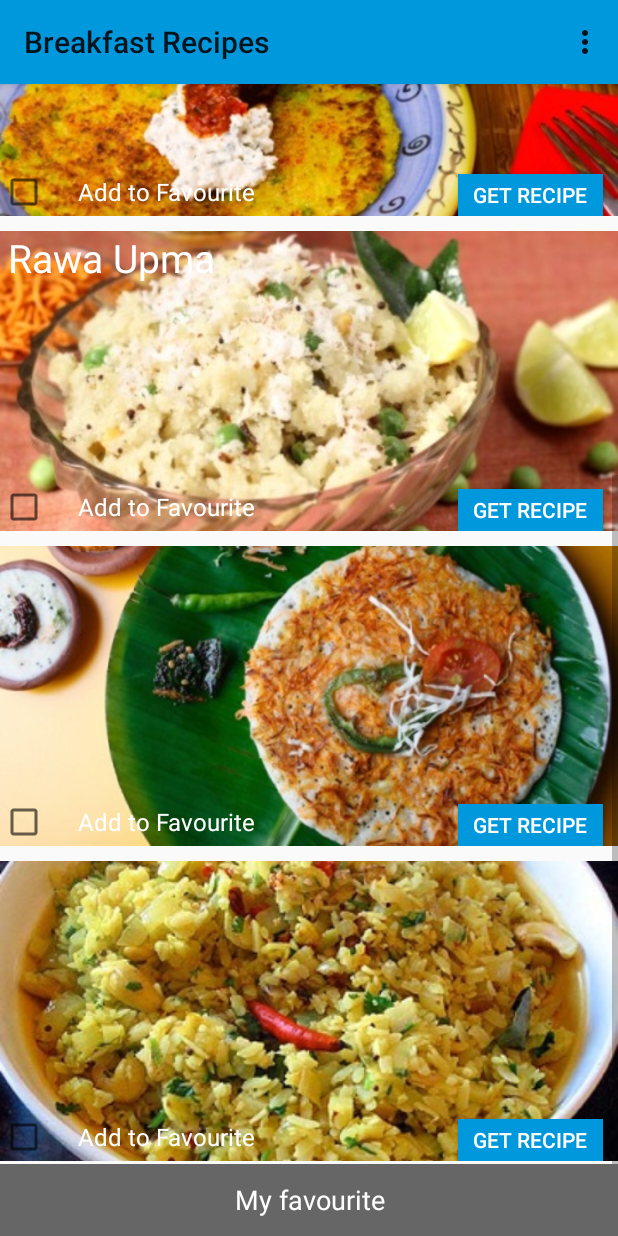
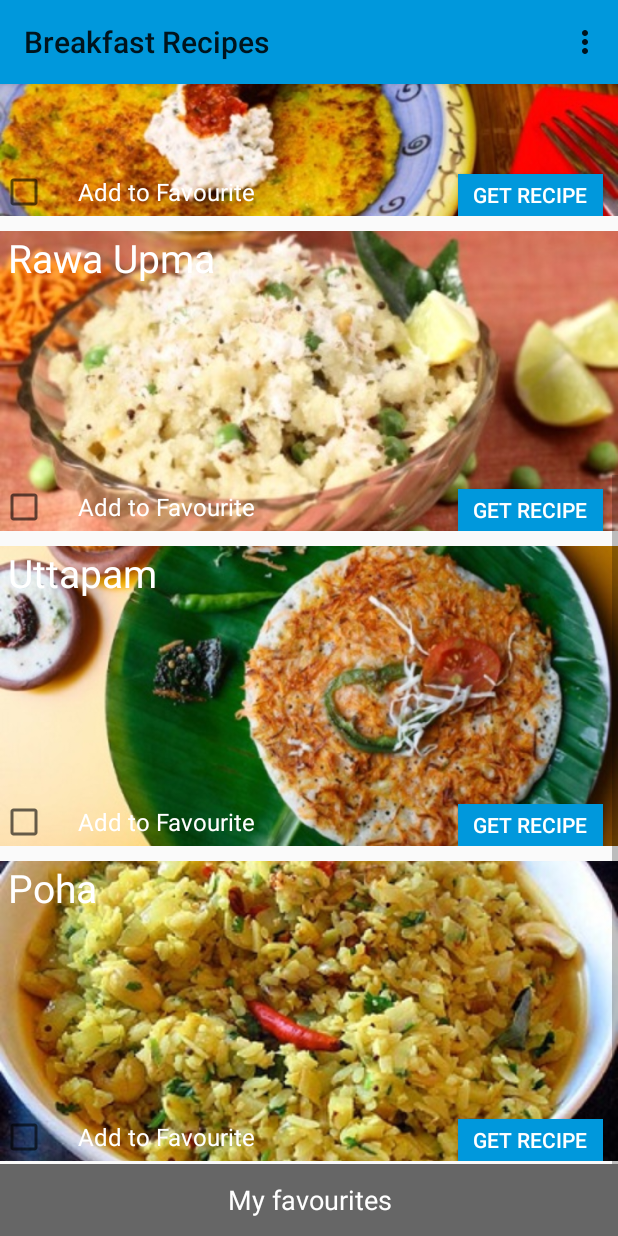
Before and after one commit to subh005/5-Breakfast-Recipes, an Android app: the screen it shows after launch (MainActivity), scrolled down 394 dp, on a phone screen of 412 x 824 dp. Run offline under Robolectric (Android 15) with nearby library versions, the phone set to English and light mode, and no system bars.

Commit message:
Update activity_main.xml

```diff
--- a/app/src/main/res/layout/activity_main.xml
+++ b/app/src/main/res/layout/activity_main.xml
@@ -69,7 +69,6 @@
                         android:layout_width="wrap_content"
                         android:layout_height="wrap_content"
                         android:layout_alignParentTop="@id/recipeOne"
-                        android:layout_alignParentLeft="true"
                         android:layout_marginLeft="5dp"
                         android:text="Dal Ka Paratha"
                         android:textColor="#fff"
@@ -112,7 +111,7 @@
 
                         android:layout_width="match_parent"
                         android:layout_height="wrap_content"
-                        android:layout_alignTop="@id/recipeTwo"
+                        android:layout_alignParentTop="@id/recipeTwo"
                         android:layout_marginBottom="10dp"
                         android:layout_marginLeft="5dp"
                         android:text="Moong Dal Cheela"
@@ -167,6 +166,7 @@
 
                         android:layout_width="match_parent"
                         android:layout_height="wrap_content"
+                        android:layout_alignParentTop="@id/recipeThree"
                         android:layout_marginBottom="10dp"
                         android:layout_marginLeft="5dp"
                         android:text="Rawa Upma"
@@ -221,7 +221,7 @@
 
                         android:layout_width="match_parent"
                         android:layout_height="wrap_content"
-                        android:layout_above="@id/recipeFour"
+                      android:layout_alignParentTop="@id/recipeFour"
                         android:layout_marginBottom="10dp"
                         android:layout_marginLeft="5dp"
                         android:text="Uttapam"
@@ -276,7 +276,7 @@
 
                         android:layout_width="match_parent"
                         android:layout_height="wrap_content"
-                        android:layout_above="@id/recipeFive"
+                       android:layout_alignParentTop="@id/recipeFive"
                         android:layout_marginBottom="10dp"
                         android:layout_marginLeft="5dp"
                         android:text="Poha"
@@ -309,7 +309,7 @@
         android:background="#666"
         android:gravity="center"
         android:onClick="showMyFavourites"
-        android:text="My favourite"
+        android:text="My favourites"
         android:textColor="#fff"
         android:textSize="18sp" />
 
```
